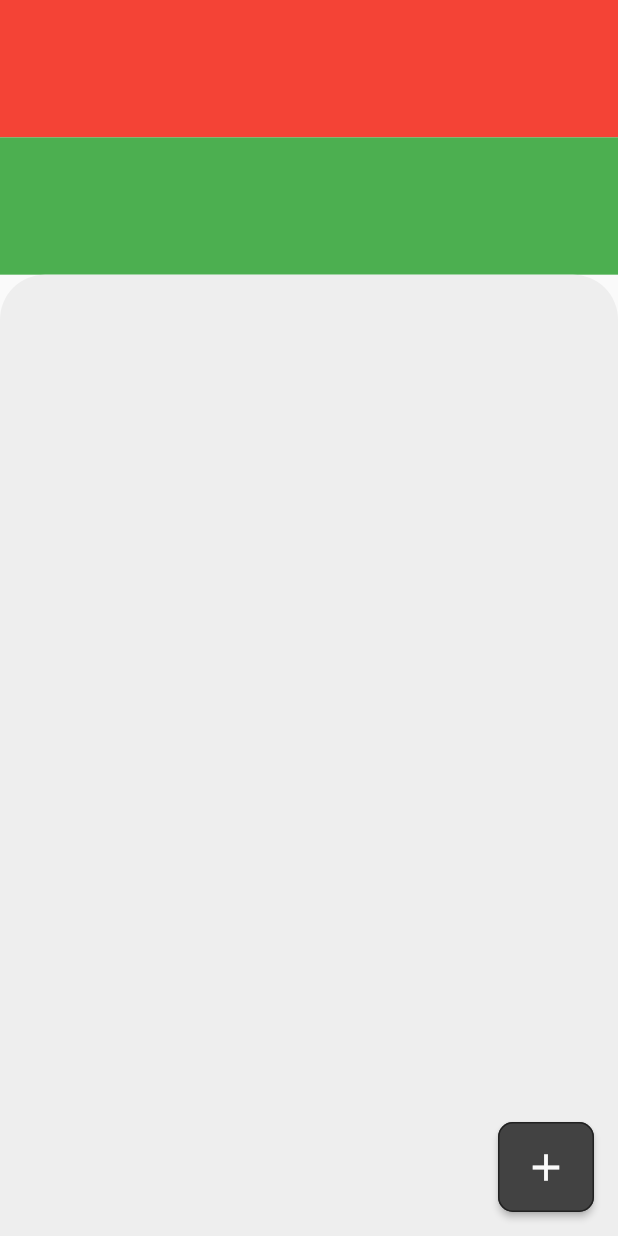
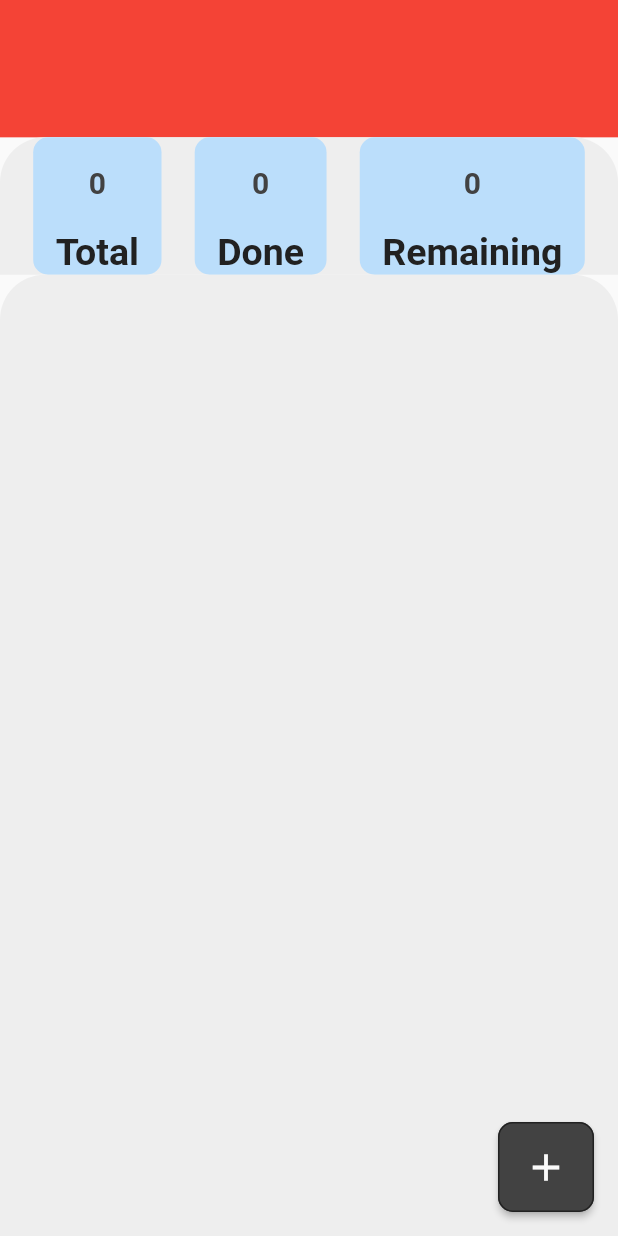
Before and after one commit to Angel-cuba/Todo_Flutter, a Flutter app: the screen it shows after launch, on a phone screen of 412 x 824 dp. Run offline on Flutter 3.47's test engine with Material 2 defaults, Android fonts, the phone set to English and light mode, and no system bars.

Commit message:
Add task info functionality

```diff
--- a/lib/view_model/app_view_model.dart
+++ b/lib/view_model/app_view_model.dart
@@ -13,6 +13,10 @@ class AppViewModel extends ChangeNotifier {
   Color clr4 = Colors.grey.shade900;
 
   int get numTask => task.length;
+
+  int get remaningTask => task.where((element) => !element.isDone).length;
+
+  int get taskDone => task.where((element) => element.isDone).length;
 
   void addSingleTask(Task newTask) {
     task.add(newTask);
--- a/lib/views/home_screen.dart
+++ b/lib/views/home_screen.dart
@@ -1,5 +1,6 @@
 import 'package:flutter/material.dart';
 import 'package:flutter_todo/views/add_task_view.dart';
+import 'package:flutter_todo/views/task_info_view.dart';
 import 'package:flutter_todo/views/task_list_view.dart';
 
 class MyHomePage extends StatelessWidget {
@@ -15,7 +16,7 @@ class MyHomePage extends StatelessWidget {
                 //Header view
                 Expanded(flex: 1, child: Container(color: Colors.red)),
                 //Task Info view
-                Expanded(flex: 1, child: Container(color: Colors.green)),
+                const Expanded(flex: 1, child: TaskInfoView()),
                 //Task List view
                 const Expanded(flex: 7, child: TaskListView()),
               ],
--- /dev/null
+++ b/lib/views/task_info_view.dart
@@ -0,0 +1,153 @@
+import 'package:flutter/material.dart';
+import 'package:flutter/src/widgets/container.dart';
+import 'package:flutter/src/widgets/framework.dart';
+import 'package:flutter_todo/view_model/app_view_model.dart';
+import 'package:provider/provider.dart';
+
+class TaskInfoView extends StatelessWidget {
+  const TaskInfoView({super.key});
+
+  @override
+  Widget build(BuildContext context) {
+    return Consumer<AppViewModel>(builder: ((context, value, child) {
+      return Container(
+          decoration: BoxDecoration(
+            color: value.clr2,
+            borderRadius: const BorderRadius.vertical(
+              top: Radius.circular(30),
+            ),
+          ),
+          child: Row(
+            mainAxisAlignment: MainAxisAlignment.spaceEvenly,
+            children: [
+              Container(
+                decoration: BoxDecoration(
+                  color: Colors.blue.shade100,
+                  borderRadius: const BorderRadius.all(Radius.circular(10)),
+                ),
+                padding: const EdgeInsets.only(left: 15, right: 15),
+                child: Column(
+                  mainAxisAlignment: MainAxisAlignment.center,
+                  children: [
+                    Expanded(
+                      flex: 2,
+                      child: Align(
+                        alignment: Alignment.center,
+                        child: FittedBox(
+                          child: Text(
+                            value.numTask.toString(),
+                            style: TextStyle(
+                                color: value.clr3,
+                                fontSize: 20,
+                                fontWeight: FontWeight.bold),
+                          ),
+                        ),
+                      ),
+                    ),
+                    Expanded(
+                      flex: 1,
+                      child: Align(
+                        alignment: Alignment.center,
+                        child: FittedBox(
+                          child: Text(
+                            'Total',
+                            style: TextStyle(
+                                color: value.clr4,
+                                fontSize: 25,
+                                fontWeight: FontWeight.bold),
+                          ),
+                        ),
+                      ),
+                    ),
+                  ],
+                ),
+              ),
+              Container(
+                decoration: BoxDecoration(
+                  color: Colors.blue.shade100,
+                  borderRadius: const BorderRadius.all(Radius.circular(10)),
+                ),
+                padding: const EdgeInsets.only(left: 15, right: 15),
+                child: Column(
+                  mainAxisAlignment: MainAxisAlignment.center,
+                  children: [
+                    Expanded(
+                      flex: 2,
+                      child: Align(
+                        alignment: Alignment.center,
+                        child: FittedBox(
+                          child: Text(
+                            value.taskDone.toString(),
+                            style: TextStyle(
+                                color: value.clr3,
+                                fontSize: 20,
+                                fontWeight: FontWeight.bold),
+                          ),
+                        ),
+                      ),
+                    ),
+                    Expanded(
+                      flex: 1,
+                      child: Align(
+                        alignment: Alignment.center,
+                        child: FittedBox(
+                          child: Text(
+                            'Done',
+                            style: TextStyle(
+                                color: value.clr4,
+                                fontSize: 25,
+                                fontWeight: FontWeight.bold),
+                          ),
+                        ),
+                      ),
+                    ),
+                  ],
+                ),
+              ),
+              Container(
+                decoration: BoxDecoration(
+                  color: Colors.blue.shade100,
+                  borderRadius: const BorderRadius.all(Radius.circular(10)),
+                ),
+                padding: const EdgeInsets.only(left: 15, right: 15),
+                child: Column(
+                  mainAxisAlignment: MainAxisAlignment.center,
+                  children: [
+                    Expanded(
+                      flex: 2,
+                      child: Align(
+                        alignment: Alignment.center,
+                        child: FittedBox(
+                          child: Text(
+                            value.remaningTask.toString(),
+                            style: TextStyle(
+                                color: value.clr3,
+                                fontSize: 20,
+                                fontWeight: FontWeight.bold),
+                          ),
+                        ),
+                      ),
+                    ),
+                    Expanded(
+                      flex: 1,
+                      child: Align(
+                        alignment: Alignment.center,
+                        child: FittedBox(
+                          child: Text(
+                            'Remaining',
+                            style: TextStyle(
+                                color: value.clr4,
+                                fontSize: 25,
+                                fontWeight: FontWeight.bold),
+                          ),
+                        ),
+                      ),
+                    ),
+                  ],
+                ),
+              ),
+            ],
+          ));
+    }));
+  }
+}
```
